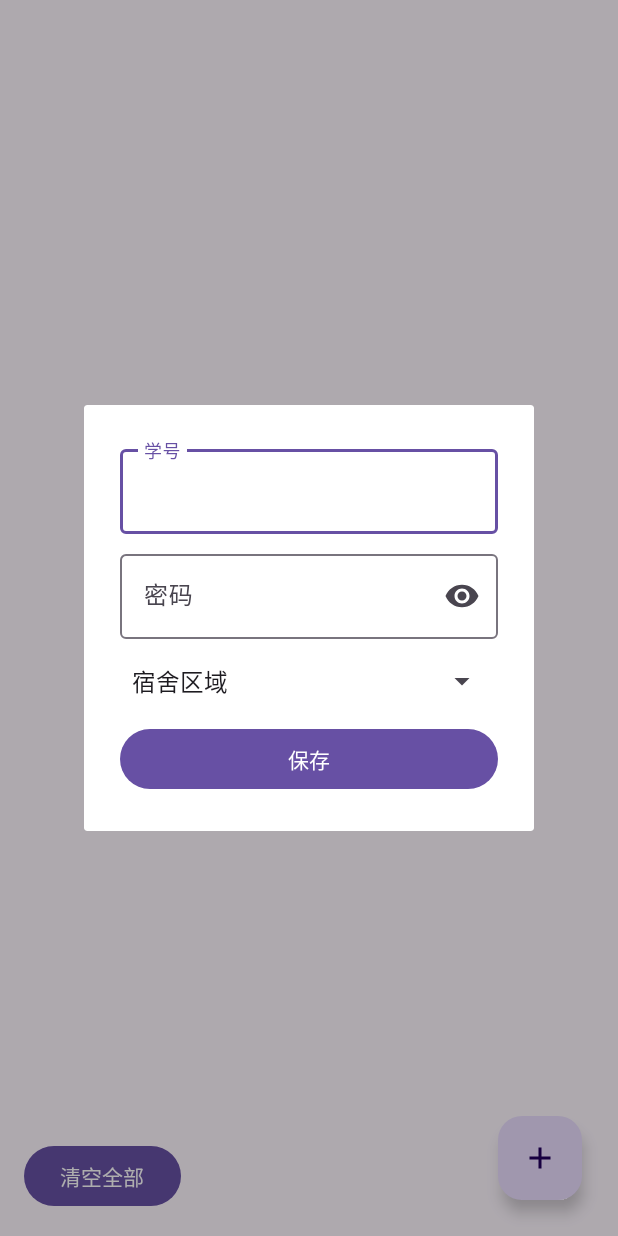
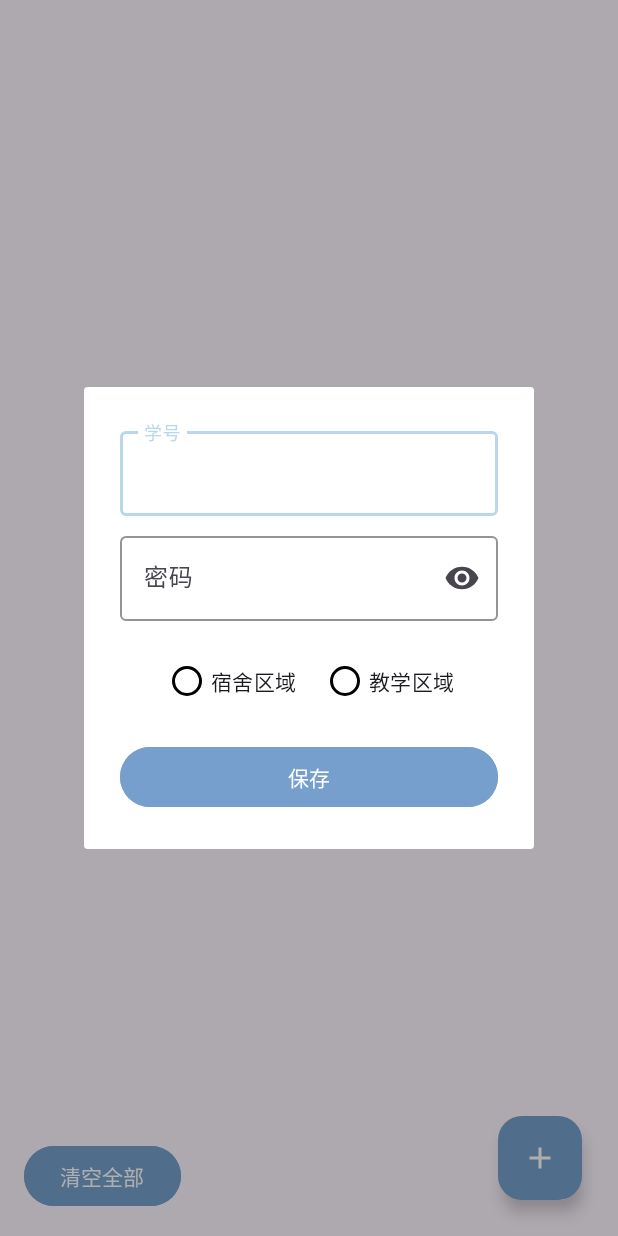
Before and after one commit to WeiTool/LoginYNUFE-Java, an Android app: the screen it shows after launch (MainActivity), after a tap on an icon or button, on a phone screen of 412 x 824 dp. Run offline under Robolectric (Android 15) with nearby library versions, the phone set to English and light mode, and no system bars; our stand-ins replace Room's generated code.

Commit message:
修改区域选择方式

```diff
--- a/app/src/main/java/com/srun/loginynufe/MainActivity.java
+++ b/app/src/main/java/com/srun/loginynufe/MainActivity.java
@@ -99,11 +99,10 @@ public class MainActivity extends AppCompatActivity implements AccountAdapter.On
                 updatedAccount -> AppExecutors.get().diskIO().execute(() -> {
                     accountDao.update(updatedAccount);
                     AppExecutors.get().mainThread().execute(() -> {
-                        // 找到账户在列表中的位置
                         int index = accounts.indexOf(account);
                         if (index != -1) {
-                            accounts.set(index, updatedAccount); // 更新列表数据
-                            adapter.notifyItemChanged(index); // 局部刷新
+                            accounts.set(index, updatedAccount);
+                            adapter.notifyItemChanged(index);
                         }
                     });
                 }),
--- a/app/src/main/java/com/srun/loginynufe/dialog/AccountDialog.java
+++ b/app/src/main/java/com/srun/loginynufe/dialog/AccountDialog.java
@@ -4,9 +4,9 @@ import android.app.Dialog;
 import android.content.Context;
 import android.os.Bundle;
 import android.text.TextUtils;
-import android.widget.ArrayAdapter;
 import android.widget.Button;
-import android.widget.Spinner;
+import android.widget.RadioButton;
+import android.widget.RadioGroup;
 import com.google.android.material.textfield.TextInputEditText;
 import com.srun.loginynufe.R;
 import com.srun.loginynufe.model.Account;
@@ -14,7 +14,8 @@ import com.srun.loginynufe.model.Account;
 public class AccountDialog extends Dialog {
     private final OnSaveListener listener;
     private TextInputEditText etStudentId, etPassword;
-    private Spinner spinnerRegion;
+    private RadioGroup radioGroupRegion;
+    private RadioButton rbCTC, rbYNufe;
     private final boolean isEditMode;
     private final Account existingAccount;
 
@@ -32,31 +33,35 @@ public class AccountDialog extends Dialog {
 
         etStudentId = findViewById(R.id.etStudentId);
         etPassword = findViewById(R.id.etPassword);
-        spinnerRegion = findViewById(R.id.spinnerRegion);
+        radioGroupRegion = findViewById(R.id.radioGroupRegion);
+        rbCTC = findViewById(R.id.rbCTC);
+        rbYNufe = findViewById(R.id.rbYNufe);
         Button btnSave = findViewById(R.id.btnSave);
 
-        ArrayAdapter<CharSequence> adapter = ArrayAdapter.createFromResource(
-                getContext(),
-                R.array.regions,
-                android.R.layout.simple_spinner_item
-        );
-        adapter.setDropDownViewResource(android.R.layout.simple_spinner_dropdown_item);
-        spinnerRegion.setAdapter(adapter);
-
+        // 编辑模式下设置默认选中项
         if (isEditMode && existingAccount != null) {
-            String studentId = existingAccount.getUsername().split("@")[0];
-            etStudentId.setText(studentId);
-            etPassword.setText(existingAccount.getPassword());
-            ArrayAdapter adapterSpinner = (ArrayAdapter) spinnerRegion.getAdapter();
-            int position = adapterSpinner.getPosition(existingAccount.getRegion());
-            spinnerRegion.setSelection(position);
+            String region = existingAccount.getRegion();
+            if (region.equals("宿舍区域")) {
+                rbCTC.setChecked(true);
+            } else if (region.equals("教学区域")) {
+                rbYNufe.setChecked(true);
+            }
         }
 
         btnSave.setOnClickListener(v -> {
             String studentId = etStudentId.getText() != null ? etStudentId.getText().toString().trim() : "";
             String password = etPassword.getText() != null ? etPassword.getText().toString().trim() : "";
-            String region = spinnerRegion.getSelectedItem() != null ? spinnerRegion.getSelectedItem().toString() : "";
 
+            // 获取选中的区域
+            String region = "";
+            int selectedId = radioGroupRegion.getCheckedRadioButtonId();
+            if (selectedId == R.id.rbCTC) {
+                region = "宿舍区域";
+            } else if (selectedId == R.id.rbYNufe) {
+                region = "教学区域";
+            }
+
+            // 输入验证
             if (TextUtils.isEmpty(studentId)) {
                 etStudentId.setError("学号不能为空");
                 return;
@@ -66,15 +71,19 @@ public class AccountDialog extends Dialog {
                 return;
             }
 
-            String[] regions = getContext().getResources().getStringArray(R.array.regions);
-            String suffix = region.equals(regions[0]) ? "@ctc" : "@ynufe";
+            // 生成用户名后缀
+            String suffix = region.equals("宿舍区域") ? "@ctc" : "@ynufe";
             String username = studentId + suffix;
+
+            // 创建新账户对象
             Account newAccount = new Account(username, password, region);
 
+            // 编辑模式时保留登录状态
             if (isEditMode && existingAccount != null) {
                 newAccount.setLoggedIn(existingAccount.isLoggedIn());
             }
 
+            // 回调保存逻辑
             listener.onSave(newAccount);
             dismiss();
         });
--- /dev/null
+++ b/app/src/main/res/color/radio_button_color.xml
@@ -0,0 +1,8 @@
+<?xml version="1.0" encoding="utf-8"?>
+<selector xmlns:android="http://schemas.android.com/apk/res/android">
+    <item
+        android:state_checked="true"
+        android:color="@color/accent_color" /> <!-- 选中颜色 -->
+    <item
+        android:color="@color/black" /> <!-- 默认未选中颜色 -->
+</selector>
--- a/app/src/main/res/layout/activity_main.xml
+++ b/app/src/main/res/layout/activity_main.xml
@@ -19,8 +19,10 @@
         android:layout_height="wrap_content"
         android:layout_margin="24dp"
         android:src="@drawable/ic_add"
+        app:tint="@color/white"
         app:layout_constraintBottom_toBottomOf="parent"
-        app:layout_constraintEnd_toEndOf="parent" />
+        app:layout_constraintEnd_toEndOf="parent"
+        android:backgroundTint="@color/button_color"/>
 
     <com.google.android.material.button.MaterialButton
         android:id="@+id/btnDeleteAll"
@@ -29,6 +31,7 @@
         android:text="清空全部"
         app:layout_constraintStart_toStartOf="parent"
         app:layout_constraintBottom_toBottomOf="parent"
-        android:layout_margin="16dp"/>
+        android:layout_margin="16dp"
+        android:backgroundTint="@color/button_color"/>
 
 </androidx.constraintlayout.widget.ConstraintLayout>
--- a/app/src/main/res/layout/dialog_add_account.xml
+++ b/app/src/main/res/layout/dialog_add_account.xml
@@ -11,7 +11,9 @@
     <com.google.android.material.textfield.TextInputLayout
         android:layout_width="match_parent"
         android:layout_height="wrap_content"
-        android:hint="学号">
+        android:hint="学号"
+        app:boxStrokeColor="@color/accent_color"
+        app:hintTextColor="@color/accent_color">
 
         <com.google.android.material.textfield.TextInputEditText
             android:id="@+id/etStudentId"
@@ -26,8 +28,10 @@
         android:layout_width="match_parent"
         android:layout_height="wrap_content"
         android:layout_marginTop="8dp"
-        android:hint="密码"
-        app:endIconMode="password_toggle">
+        android:hint="@string/password"
+        app:endIconMode="password_toggle"
+        app:boxStrokeColor="@color/accent_color"
+        app:hintTextColor="@color/accent_color">>
 
         <com.google.android.material.textfield.TextInputEditText
             android:id="@+id/etPassword"
@@ -38,11 +42,29 @@
     </com.google.android.material.textfield.TextInputLayout>
 
     <!-- 区域选择 -->
-    <Spinner
-        android:id="@+id/spinnerRegion"
+    <RadioGroup
+        android:id="@+id/radioGroupRegion"
         android:layout_width="match_parent"
         android:layout_height="wrap_content"
-        android:layout_marginTop="16dp" />
+        android:layout_marginTop="16dp"
+        android:orientation="horizontal"
+        android:gravity="center">
+
+        <RadioButton
+            android:id="@+id/rbCTC"
+            android:layout_width="wrap_content"
+            android:layout_height="wrap_content"
+            android:text="宿舍区域"
+            android:layout_marginEnd="16dp"
+            app:buttonTint="@color/radio_button_color"/>
+
+        <RadioButton
+            android:id="@+id/rbYNufe"
+            android:layout_width="wrap_content"
+            android:layout_height="wrap_content"
+            android:text="教学区域"
+            app:buttonTint="@color/radio_button_color"/>
+    </RadioGroup>
 
     <!-- 保存按钮 -->
     <Button
@@ -50,6 +72,7 @@
         android:layout_width="match_parent"
         android:layout_height="wrap_content"
         android:layout_marginTop="16dp"
-        android:text="保存" />
+        android:text="保存"
+        android:backgroundTint="@color/button_color"/>
 
 </LinearLayout>
--- a/app/src/main/res/layout/dialog_logs.xml
+++ b/app/src/main/res/layout/dialog_logs.xml
@@ -15,5 +15,6 @@
         android:id="@+id/btnClearLogs"
         android:layout_width="match_parent"
         android:layout_height="wrap_content"
-        android:text="清除日志"/>
+        android:text="清除日志"
+        android:backgroundTint="@color/button_color"/>
 </LinearLayout>
--- a/app/src/main/res/layout/item_account.xml
+++ b/app/src/main/res/layout/item_account.xml
@@ -3,7 +3,7 @@
     xmlns:app="http://schemas.android.com/apk/res-auto"
     android:layout_width="match_parent"
     android:layout_height="wrap_content"
-    android:backgroundTint="@color/card_grey"
+    android:backgroundTint="@color/white"
     android:layout_margin="8dp"
     app:cardCornerRadius="8dp"
     app:cardElevation="4dp">
--- /dev/null
+++ b/app/src/main/res/values-v29/themes.xml
@@ -0,0 +1,9 @@
+<?xml version="1.0" encoding="utf-8"?>
+<resources>
+
+    <style name="Base.Theme.LoginYNUFE" parent="Theme.Material3.Light.NoActionBar">
+        <item name="android:forceDarkAllowed">false</item>
+        <item name="android:statusBarColor">@color/white</item>
+        <item name="android:windowLightStatusBar">true</item>
+    </style>
+</resources>
--- a/app/src/main/res/values/colors.xml
+++ b/app/src/main/res/values/colors.xml
@@ -4,5 +4,7 @@
     <color name="white">#FFFFFFFF</color>
     <color name="red">#FF0000</color>
     <color name="green">#00CD00</color>
-    <color name="card_grey">#F5F5F5</color>
+    <color name="background_color">#F7FBFc</color>
+    <color name="button_color">#769FCD</color>
+    <color name="accent_color">#B9D7EA</color>
 </resources>
--- a/app/src/main/res/values/strings.xml
+++ b/app/src/main/res/values/strings.xml
@@ -9,4 +9,5 @@
     <string name="delete_all_message">确定要删除所有账户吗？</string>
     <string name="confirm">确定</string>
     <string name="cancel">取消</string>
+    <string name="password">密码</string>
 </resources>
--- a/app/src/main/res/values/themes.xml
+++ b/app/src/main/res/values/themes.xml
@@ -1,8 +1,14 @@
 <resources xmlns:tools="http://schemas.android.com/tools">
     <style name="Base.Theme.LoginYNUFE" parent="Theme.Material3.Light.NoActionBar">
-        <item name="android:forceDarkAllowed">false</item>
+        <item name="android:forceDarkAllowed" tools:ignore="NewApi">false</item>
         <item name="android:statusBarColor">@color/white</item>
         <item name="android:windowLightStatusBar">true</item>
+        <item name="android:windowBackground">@color/background_color</item>
+
+        <item name="colorPrimary">@color/button_color</item>                 <!-- 主色调 -->
+        <item name="hintTextColor">@color/accent_color</item>               <!-- 浮动标签颜色 -->
+        <item name="boxStrokeColor">@color/accent_color</item>
+        <item name="colorSecondary">@color/accent_color</item><!-- 输入框边框颜色 -->
     </style>
 
     <style name="Theme.LoginYNUFE" parent="Base.Theme.LoginYNUFE" />
```
